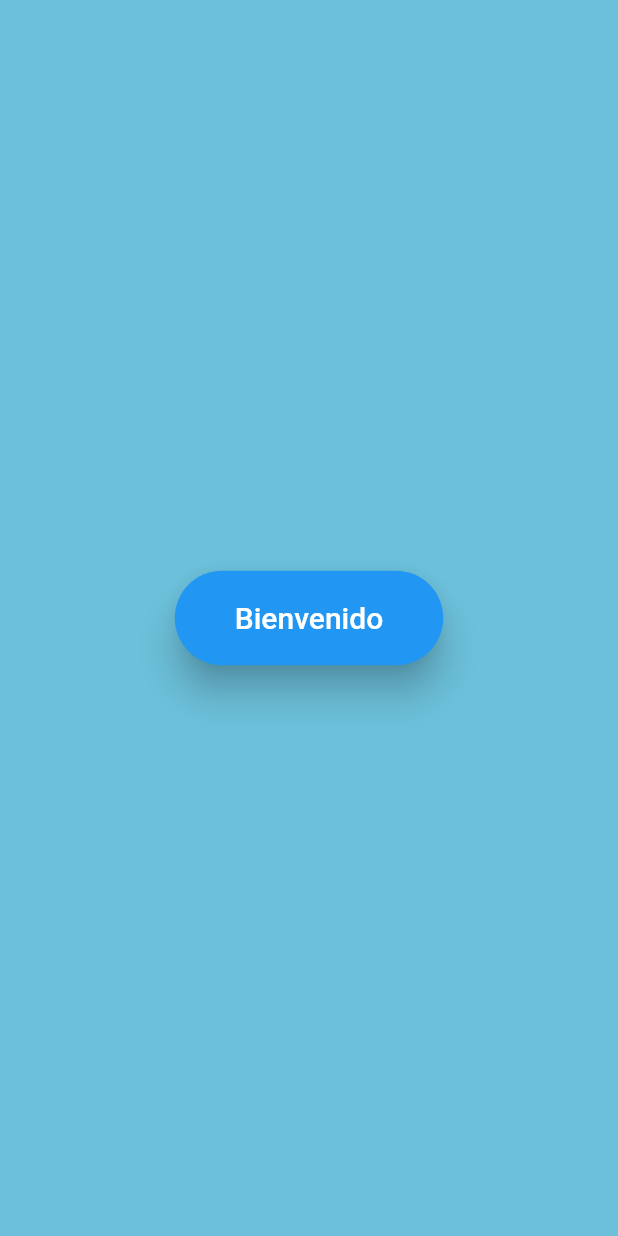
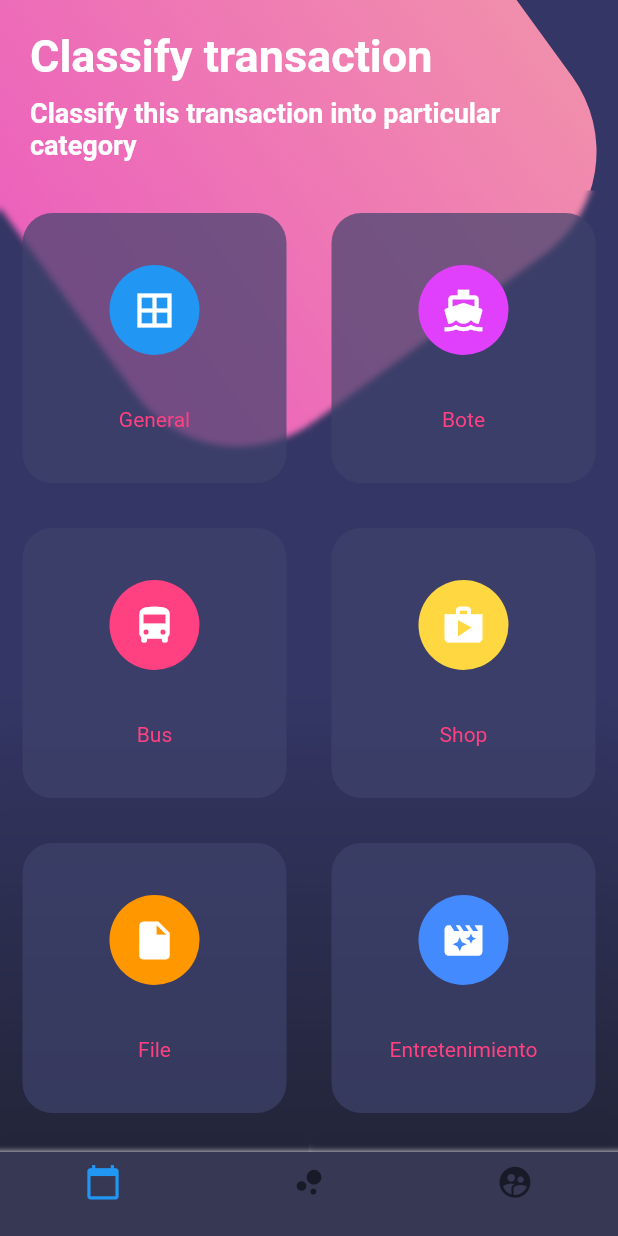
Before and after one commit to ColinTony/FlutterApps, a Flutter app: the screen it shows after launch, scrolled down 576 dp, after a tap on "Bienvenido", on a phone screen of 412 x 824 dp. Run offline on Flutter 3.47's test engine with Material 2 defaults, Android fonts, the phone set to English and light mode, and no system bars; our stand-ins replace flutter_swiper.

Commit message:
Terminado diseños

```diff
--- a/disenos/lib/main.dart
+++ b/disenos/lib/main.dart
@@ -1,19 +1,24 @@
 import 'package:disenos/pages/basico_page.dart';
+import 'package:disenos/pages/botones_page.dart';
 import 'package:disenos/pages/scroll_page.dart';
 import 'package:flutter/material.dart';
+import 'package:flutter/services.dart';
 
 void main() => runApp(MyApp());
 
 class MyApp extends StatelessWidget {
   @override
   Widget build(BuildContext context) {
+    SystemChrome.setSystemUIOverlayStyle(SystemUiOverlayStyle.light
+        .copyWith(statusBarColor: Colors.transparent));
     return MaterialApp(
       title: 'Diseños',
       debugShowCheckedModeBanner: false,
       initialRoute: "scrollPage",
       routes: {
         "basico": (BuildContext contex) => BasicoPage(),
-        "scrollPage": (BuildContext contex) => ScrollPage()
+        "scrollPage": (BuildContext contex) => ScrollPage(),
+        "botonesPage": (BuildContext contex) => BotonesPage()
       },
     );
   }
--- /dev/null
+++ b/disenos/lib/pages/botones_page.dart
@@ -0,0 +1,165 @@
+import 'dart:math';
+import 'dart:ui';
+
+import 'package:flutter/material.dart';
+
+class BotonesPage extends StatelessWidget {
+  @override
+  Widget build(BuildContext context) {
+    return Scaffold(
+        body: Stack(
+          children: <Widget>[
+            _fondoApp(),
+            SingleChildScrollView(
+              child: Column(
+                children: <Widget>[_titulos(), _botonesRedondeados()],
+              ),
+            )
+          ],
+        ),
+        bottomNavigationBar: _butomNavigationBar(context));
+  }
+
+  Widget _fondoApp() {
+    final Container gradiente = Container(
+      width: double.infinity,
+      height: double.infinity,
+      decoration: BoxDecoration(
+          gradient: LinearGradient(colors: [
+        Color.fromRGBO(52, 54, 101, 1.0),
+        Color.fromRGBO(35, 37, 57, 1.0)
+      ], begin: FractionalOffset(0.0, 0.6), end: FractionalOffset(0.0, 1.0))),
+    );
+    final Container cajaRosa = Container(
+      height: 360.0,
+      width: 360.0,
+      decoration: BoxDecoration(
+          gradient: LinearGradient(colors: [
+            Color.fromRGBO(236, 98, 188, 1.0),
+            Color.fromRGBO(241, 142, 172, 1.0)
+          ]),
+          borderRadius: BorderRadius.circular(85.0)),
+    );
+    return Stack(
+      children: <Widget>[
+        gradiente,
+        Positioned(
+          child: Transform.rotate(
+            child: cajaRosa,
+            angle: -pi / 5.0,
+          ),
+          top: -100.0,
+        )
+      ],
+    );
+  }
+
+  Widget _titulos() {
+    return Container(
+      padding: EdgeInsets.all(20.0),
+      child: SafeArea(
+        child: Column(
+          crossAxisAlignment: CrossAxisAlignment.start,
+          children: <Widget>[
+            Text(
+              'Classify transaction',
+              style: TextStyle(
+                  color: Colors.white,
+                  fontWeight: FontWeight.bold,
+                  fontSize: 30.0),
+            ),
+            SizedBox(
+              height: 10.0,
+            ),
+            Text(
+              'Classify this transaction into particular category',
+              style: TextStyle(
+                  color: Colors.white,
+                  fontWeight: FontWeight.bold,
+                  fontSize: 18.0),
+            ),
+          ],
+        ),
+      ),
+    );
+  }
+
+  Widget _butomNavigationBar(BuildContext context) {
+    return new Theme(
+        data: Theme.of(context).copyWith(
+            canvasColor: Color.fromRGBO(55, 57, 84, 1.0),
+            primaryColor: Colors.pinkAccent,
+            textTheme: Theme.of(context).textTheme.copyWith(
+                caption: TextStyle(color: Color.fromRGBO(116, 117, 152, 1.0)))),
+        child: BottomNavigationBar(
+          items: [
+            BottomNavigationBarItem(
+                icon: Icon(Icons.calendar_today, size: 25.0),
+                title: Container()),
+            BottomNavigationBarItem(
+                icon: Icon(Icons.bubble_chart, size: 25.0), title: Container()),
+            BottomNavigationBarItem(
+                icon: Icon(Icons.supervised_user_circle, size: 25.0),
+                title: Container())
+          ],
+        ));
+  }
+
+  Widget _botonesRedondeados() {
+    return Table(
+      children: <TableRow>[
+        TableRow(children: <Widget>[
+          _crearBotonRedondeado(Colors.blue, Icons.border_all, "General"),
+          _crearBotonRedondeado(
+              Colors.purpleAccent, Icons.directions_boat, "Bote")
+        ]),
+        TableRow(children: <Widget>[
+          _crearBotonRedondeado(Colors.pinkAccent, Icons.directions_bus, "Bus"),
+          _crearBotonRedondeado(Colors.amberAccent, Icons.shop, "Shop")
+        ]),
+        TableRow(children: <Widget>[
+          _crearBotonRedondeado(Colors.orange, Icons.insert_drive_file, "File"),
+          _crearBotonRedondeado(
+              Colors.blueAccent, Icons.movie_filter, "Entretenimiento")
+        ]),
+        TableRow(children: <Widget>[
+          _crearBotonRedondeado(Colors.green, Icons.cloud, "Grocery"),
+          _crearBotonRedondeado(Colors.red, Icons.collections, "Fotos")
+        ])
+      ],
+    );
+  }
+
+  Widget _crearBotonRedondeado(Color color, IconData icon, String text) {
+    return ClipRRect(
+      child: BackdropFilter(
+        filter: ImageFilter.blur(sigmaX: 2.0, sigmaY: 2.0),
+        child: Container(
+          height: 180,
+          margin: EdgeInsets.all(15.0),
+          decoration: BoxDecoration(
+              color: Color.fromRGBO(62, 66, 107, 0.70),
+              borderRadius: BorderRadius.circular(20.0)),
+          child: Column(
+            mainAxisAlignment: MainAxisAlignment.spaceEvenly,
+            children: <Widget>[
+              CircleAvatar(
+                backgroundColor: color,
+                radius: 30.0,
+                child: Icon(
+                  icon,
+                  color: Colors.white,
+                  size: 30.0,
+                ),
+              ),
+              Text(
+                text,
+                style: TextStyle(color: Colors.pinkAccent),
+              )
+            ],
+          ),
+        ),
+      ),
+    );
+  }
+}
--- a/disenos/lib/pages/scroll_page.dart
+++ b/disenos/lib/pages/scroll_page.dart
@@ -8,7 +8,7 @@ class ScrollPage extends StatelessWidget {
         scrollDirection: Axis.vertical,
         children: <Widget>[
           _pagina1(),
-          _pagina2(),
+          _pagina2(context),
         ],
       ),
     );
@@ -17,20 +17,17 @@ class ScrollPage extends StatelessWidget {
   Widget _pagina1() => Stack(
         children: <Widget>[_colorFondo(), _imagenFondo(), _textos()],
       );
-  Widget _pagina2() => Container(
+  Widget _pagina2(BuildContext context) => Container(
         width: double.infinity,
         height: double.infinity,
         child: Center(
             child: RaisedButton(
           shape: StadiumBorder(),
-          onPressed: () => print("Hola"),
+          onPressed: () => Navigator.pushNamed(context, "botonesPage"),
           color: Colors.blue,
           elevation: 10.0,
           textColor: Colors.white,
-          child: Text(
-            "Bienvenido",
-            style: TextStyle(fontSize: 20.0),
-          ),
+          child: Text("Bienvenido", style: TextStyle(fontSize: 20.0)),
           padding: EdgeInsets.symmetric(horizontal: 40, vertical: 20),
         )),
         color: Color.fromRGBO(108, 192, 218, 1.0),
@@ -56,20 +53,10 @@ class ScrollPage extends StatelessWidget {
     final column = Column(
       mainAxisAlignment: MainAxisAlignment.center,
       children: <Widget>[
-        Text(
-          "11°",
-          style: estilo,
-        ),
-        Text(
-          "Miercoles",
-          style: estilo,
-        ),
+        Text("20°", style: estilo),
+        Text("Jueves", style: estilo),
         Expanded(child: Container()),
-        Icon(
-          Icons.keyboard_arrow_down,
-          size: 70.0,
-          color: Colors.white,
-        )
+        Icon(Icons.keyboard_arrow_down, size: 70.0, color: Colors.white)
       ],
     );
     return SafeArea(child: column);
```
